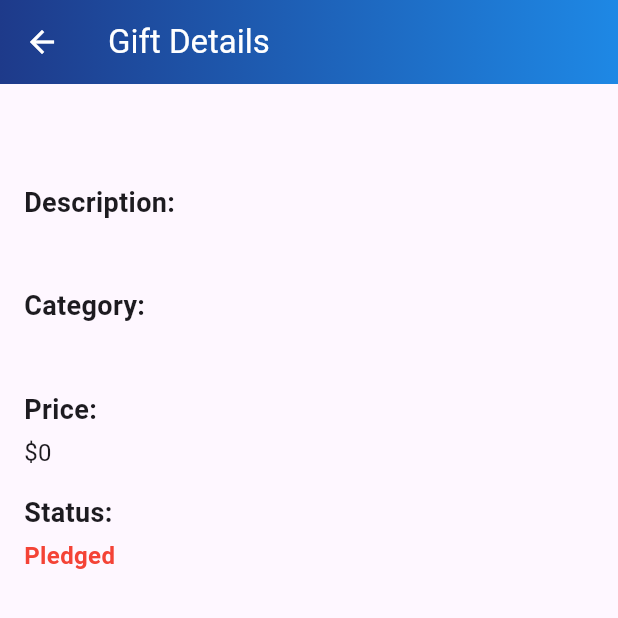
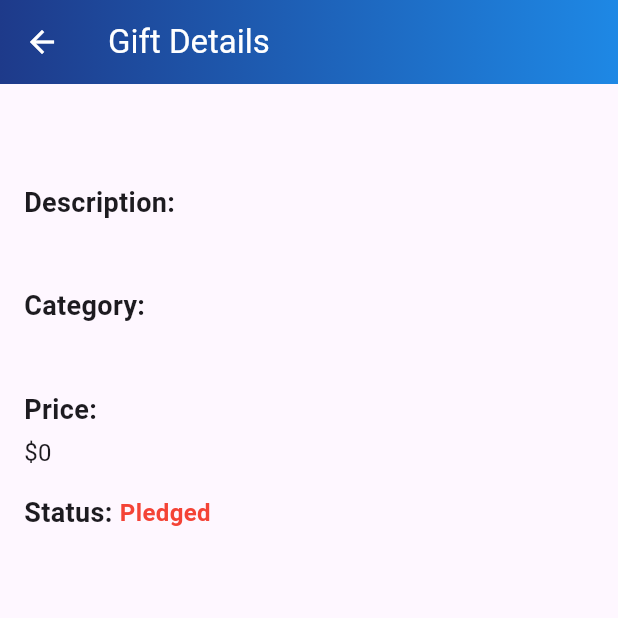
Before and after one commit to MinaMorgan/Hedieaty, a Flutter app: the GiftDetailsPage screen opened directly with empty values, on a phone screen of 412 x 824 dp, the top half of it. Run offline on Flutter 3.47's test engine with Material 3 defaults, Android fonts, the phone set to English and light mode, and no system bars; our stand-ins replace cloud_firestore, firebase_auth, firebase_core, image_picker, shared_preferences, sqflite; accounts and stored records are empty.

Commit message:
Gift Details Page Real Time update added

```diff
--- a/lib/screens/gifts/gift_details_page.dart
+++ b/lib/screens/gifts/gift_details_page.dart
@@ -1,5 +1,8 @@
 import 'package:flutter/material.dart';
+import 'package:cloud_firestore/cloud_firestore.dart';
+import 'package:hedieaty/services/sharedPreferences_manager.dart';
 import '/widgets/gradient_appbar.dart';
+import '/controller/gift_controller.dart';
 
 class GiftDetailsPage extends StatefulWidget {
   const GiftDetailsPage({super.key});
@@ -9,15 +12,11 @@ class GiftDetailsPage extends StatefulWidget {
 }
 
 class _GiftDetailsPageState extends State<GiftDetailsPage> {
+  final SharedPreferencesManager sharedPreferences = SharedPreferencesManager();
+
   late String giftId;
-  late Map<String, dynamic> giftData;
   late bool allowPledge;
-
-  late String name;
-  late String description;
-  late String category;
-  late int price;
-  late bool status;
+  final GiftController controller = GiftController();
 
   @override
   void didChangeDependencies() {
@@ -26,33 +25,14 @@ class _GiftDetailsPageState extends State<GiftDetailsPage> {
     final args =
         ModalRoute.of(context)!.settings.arguments as Map<String, dynamic>;
     giftId = args['giftId'];
-    giftData = args['giftData'];
     allowPledge = args['allowPledge'];
-
-    name = giftData['name'];
-    description = giftData['description'];
-    category = giftData['category'];
-    price = giftData['price'];
-    status = giftData['status'];
   }
 
   void _pledgeGift() async {
-    if (!status) {
-      ScaffoldMessenger.of(context).showSnackBar(
-        const SnackBar(
-          content: Text('This gift has already been pledged!'),
-          backgroundColor: Colors.red,
-        ),
-      );
-      return;
-    }
+    String userId = await sharedPreferences.getUserId();
 
-    // Update the gift status to pledged in the database (pseudo-code)
-    // await GiftController().updateGiftStatus(widget.giftId, false);
-
-    setState(() {
-      status = false;
-    });
+    // Update the gift status to pledged
+    await controller.pledgeGift(giftId, userId);
 
     ScaffoldMessenger.of(context).showSnackBar(
       const SnackBar(
@@ -68,11 +48,30 @@ class _GiftDetailsPageState extends State<GiftDetailsPage> {
       appBar: GradientAppBar(
         title: 'Gift Details',
       ),
-      body: Padding(
+      body: StreamBuilder<DocumentSnapshot>(
+        stream: controller.getGiftById(giftId),
+        builder: (context, snapshot) {
+          if (snapshot.connectionState == ConnectionState.waiting) {
+            return const Center(child: CircularProgressIndicator());
+          }
+
+          if (!snapshot.hasData || !snapshot.data!.exists) {
+            return const Center(child: Text('Gift not found.'));
+          }
+
+          // Real-time gift data
+          final giftData = snapshot.data!.data() as Map<String, dynamic>;
+
+          final String name = giftData['name'];
+          final String description = giftData['description'];
+          final String category = giftData['category'];
+          final int price = giftData['price'];
+          final bool status = giftData['status'];
+
+          return Padding(
             padding: const EdgeInsets.all(16.0),
             child: ListView(
               children: [
-            // Gift Name
                 Text(
                   name,
                   style: const TextStyle(
@@ -81,11 +80,10 @@ class _GiftDetailsPageState extends State<GiftDetailsPage> {
                   ),
                 ),
                 const SizedBox(height: 16.0),
-
-            // Gift Description
                 Text(
                   'Description:',
-              style: const TextStyle(fontSize: 18, fontWeight: FontWeight.bold),
+                  style: const TextStyle(
+                      fontSize: 18, fontWeight: FontWeight.bold),
                 ),
                 const SizedBox(height: 4.0),
                 Text(
@@ -93,11 +91,10 @@ class _GiftDetailsPageState extends State<GiftDetailsPage> {
                   style: const TextStyle(fontSize: 16),
                 ),
                 const SizedBox(height: 16.0),
-
-            // Gift Category
                 Text(
                   'Category:',
-              style: const TextStyle(fontSize: 18, fontWeight: FontWeight.bold),
+                  style: const TextStyle(
+                      fontSize: 18, fontWeight: FontWeight.bold),
                 ),
                 const SizedBox(height: 4.0),
                 Text(
@@ -105,11 +102,10 @@ class _GiftDetailsPageState extends State<GiftDetailsPage> {
                   style: const TextStyle(fontSize: 16),
                 ),
                 const SizedBox(height: 16.0),
-
-            // Gift Price
                 Text(
                   'Price:',
-              style: const TextStyle(fontSize: 18, fontWeight: FontWeight.bold),
+                  style: const TextStyle(
+                      fontSize: 18, fontWeight: FontWeight.bold),
                 ),
                 const SizedBox(height: 4.0),
                 Text(
@@ -117,13 +113,13 @@ class _GiftDetailsPageState extends State<GiftDetailsPage> {
                   style: const TextStyle(fontSize: 16),
                 ),
                 const SizedBox(height: 16.0),
-
-            // Gift Status
-            Text(
-              'Status:',
-              style: const TextStyle(fontSize: 18, fontWeight: FontWeight.bold),
+                Row(
+                  children: [
+                    const Text(
+                      'Status: ',
+                      style:
+                          TextStyle(fontSize: 18, fontWeight: FontWeight.bold),
                     ),
-            const SizedBox(height: 4.0),
                     Text(
                       status ? 'Available' : 'Pledged',
                       style: TextStyle(
@@ -132,15 +128,16 @@ class _GiftDetailsPageState extends State<GiftDetailsPage> {
                         fontWeight: FontWeight.bold,
                       ),
                     ),
+                  ],
+                ),
                 const SizedBox(height: 32.0),
-
                 // Pledge Button
                 if (allowPledge && status)
                   Center(
                     child: ElevatedButton.icon(
                       onPressed: _pledgeGift,
-                  icon:
-                      const Icon(Icons.volunteer_activism, color: Colors.white),
+                      icon: const Icon(Icons.volunteer_activism,
+                          color: Colors.white),
                       label: const Text(
                         'Pledge Gift',
                         style: TextStyle(fontSize: 16, color: Colors.white),
@@ -159,6 +156,8 @@ class _GiftDetailsPageState extends State<GiftDetailsPage> {
                   ),
               ],
             ),
+          );
+        },
       ),
     );
   }
```
Lines whose indentation alone changed are shown as unchanged.
